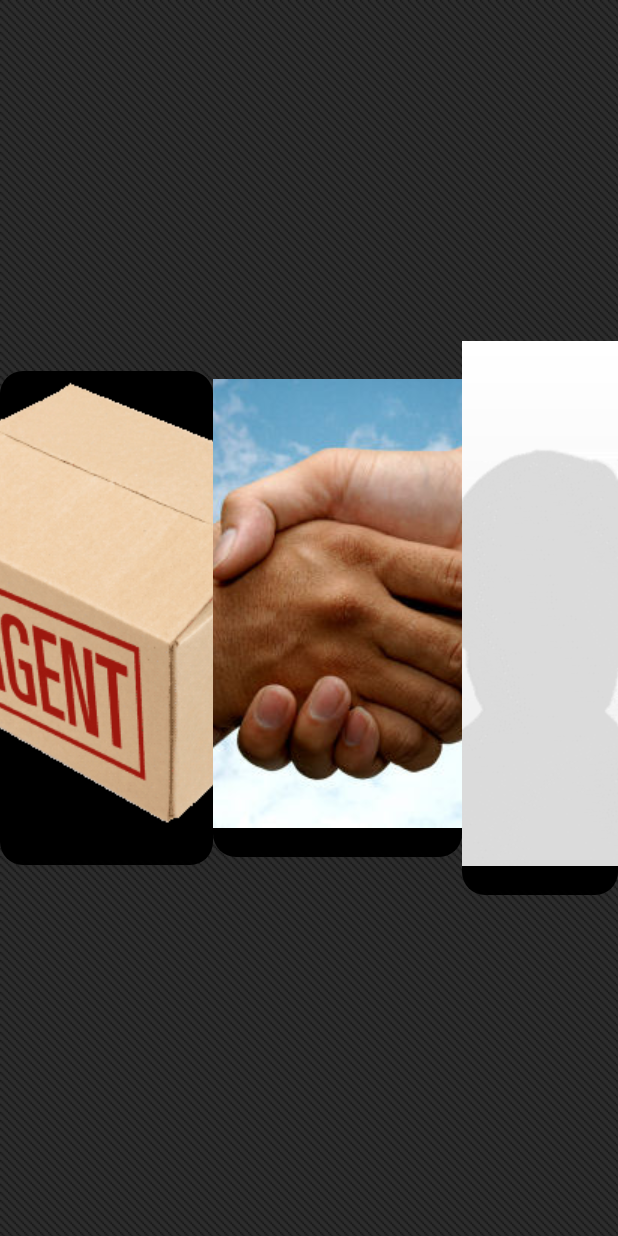
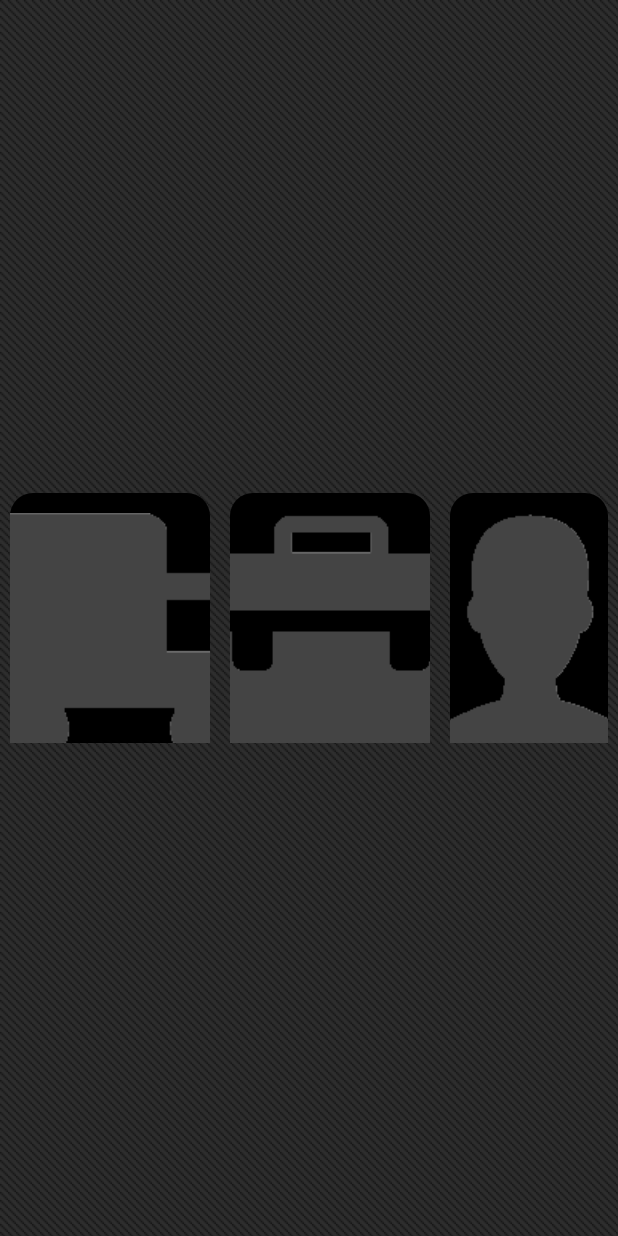
Before and after one commit to timothyarmstrong/covrme-android-client, an Android app: the screen it shows after launch (FullscreenActivity), on a phone screen of 412 x 824 dp. Run offline under Robolectric (Android 15) with nearby library versions, the phone set to English and light mode, and no system bars.

```diff
--- a/CovrMe/build.gradle
+++ b/CovrMe/build.gradle
@@ -12,12 +12,13 @@ dependencies {
     compile files('libs/android-support-v4.jar', 'libs/commons-codec-1.6.jar', 'libs/commons-logging-1.1.1.jar', 'libs/fluent-hc-4.2.5.jar', 'libs/httpclient-4.2.5.jar', 'libs/httpclient-cache-4.2.5.jar', 'libs/httpcore-4.2.4.jar', 'libs/httpmime-4.2.5.jar');
 }
 
+
 android {
     compileSdkVersion 17
     buildToolsVersion "17"
 
     defaultConfig {
-        minSdkVersion 7
+        minSdkVersion 9
         targetSdkVersion 14
     }
 }
--- a/CovrMe/src/main/res/layout/activity_fullscreen.xml
+++ b/CovrMe/src/main/res/layout/activity_fullscreen.xml
@@ -8,39 +8,49 @@
     <LinearLayout
             android:layout_width="fill_parent"
             android:layout_height="fill_parent"
-            android:gravity="fill_horizontal|center_horizontal">
+            android:gravity="fill_horizontal|center_horizontal"
+            >
 
         <Button
                 android:layout_width="wrap_content"
-                android:layout_height="wrap_content"
+                android:layout_height="250px"
                 android:text="Delivery"
+                android:textColor="#FFFFFF"
                 android:id="@+id/button"
                 android:layout_gravity="center"
-                android:drawableTop="@drawable/delivery"
+                android:drawableTop="@drawable/deliv"
                 android:onClick="deliver"
                 android:background="@drawable/button_shape"
-                android:layout_weight="1"/>
+                android:layout_weight="1"
+                android:layout_margin="10px"
+                android:paddingTop="20px"/>
 
         <Button
                 android:layout_width="wrap_content"
-                android:layout_height="wrap_content"
-                android:text="Business"
+                android:layout_height="250px"
                 android:id="@+id/button3"
                 android:onClick="business"
                 android:layout_gravity="center"
-                android:drawableTop="@drawable/shake"
+                android:drawableTop="@drawable/work"
                 android:background="@drawable/button_shape"
-                android:layout_weight="1"/>
+                android:layout_weight="1"
+                android:text="Business"
+                android:textColor="#FFFFFF"
+                android:layout_margin="10px"
+                android:paddingTop="20px"/>
 
         <Button
                 android:layout_width="wrap_content"
-                android:layout_height="wrap_content"
+                android:layout_height="250px"
                 android:text="Personal"
+                android:textColor="#FFFFFF"
                 android:id="@+id/button2"
                 android:onClick="personal"
                 android:layout_gravity="center_vertical"
-                android:drawableTop="@drawable/default_profile"
+                android:drawableTop="@drawable/pers"
                 android:background="@drawable/button_shape"
-                android:layout_weight="1"/>
+                android:layout_weight="1"
+                android:layout_margin="10px"
+                android:paddingTop="20px"/>
     </LinearLayout>
 </FrameLayout>
--- a/settings.gradle
+++ b/settings.gradle
@@ -1 +1 @@
-include ':CovrMe', ':CovrMe:libs:httpmime-4.2.5'
+include ':CovrMe'
```
Also changed, not shown: CovrMe/src/main/res/layout/activity_delivery.xml (+12 -15 lines), CovrMe/src/main/assets/fonts/icomoon.ttf (added), CovrMe/src/main/res/drawable/deliv.gif (added), CovrMe/src/main/res/drawable/pers.gif (added), CovrMe/src/main/res/drawable/shake.jpg (deleted), CovrMe/src/main/res/drawable/work.gif (added), 1 other file.
